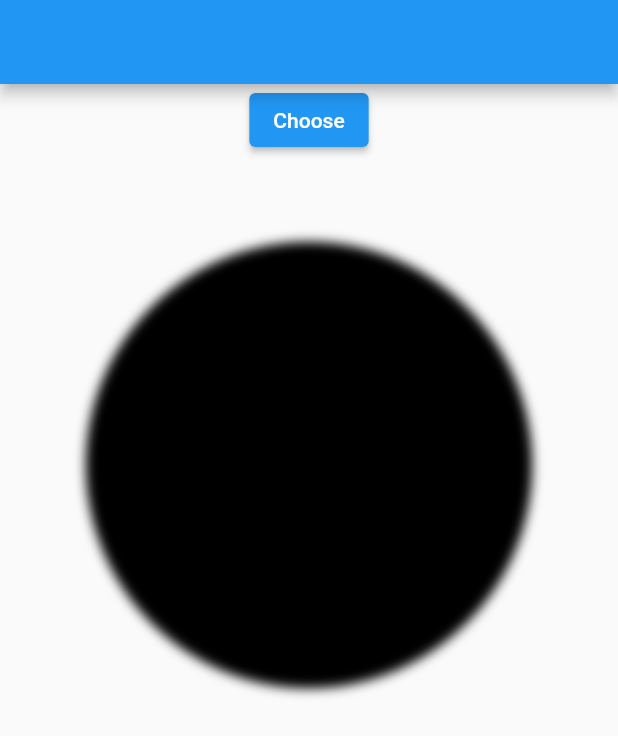
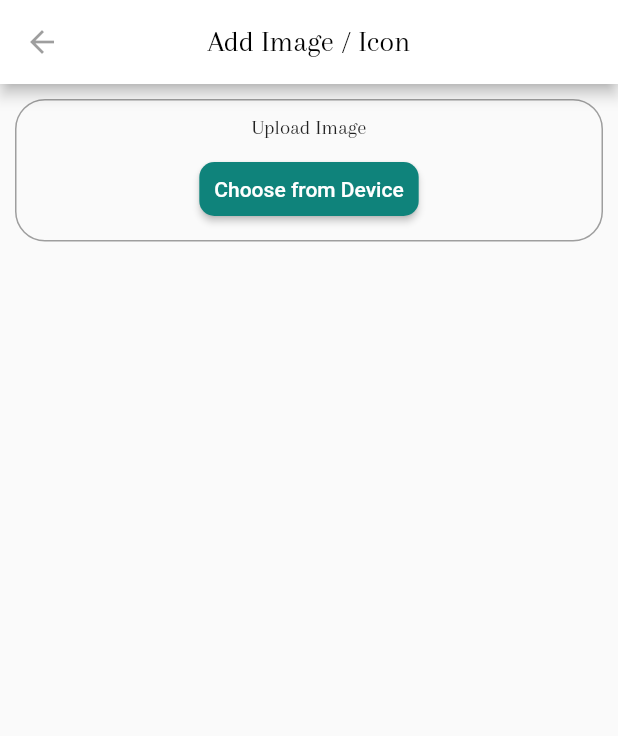
Before and after one commit to shreyxnsh/celebrare-task, a Flutter app: the screen it shows after launch, on a phone screen of 412 x 824 dp. Shown: the top 736 px of the screen. Run offline on Flutter 3.47's test engine with Material 2 defaults, Android fonts, the phone set to English and light mode, and no system bars; our stand-ins replace image_cropper, image_picker.

Commit message:
added font ,homepage layout updated

```diff
--- a/lib/homepage.dart
+++ b/lib/homepage.dart
@@ -24,17 +24,54 @@ class _HomepageState extends State<Homepage> {
   @override
   Widget build(BuildContext context) {
     return Scaffold(
-      appBar: AppBar(),
-      body: Column(children: [
+      appBar: AppBar(
+        leading: IconButton(
+          icon: Icon(Icons.arrow_back),
+          onPressed: null,
+        ),
+        backgroundColor: Colors.white,
+        centerTitle: true,
+        title: const Text("Add Image / Icon",
+            style: TextStyle(
+              color: Colors.black,
+              fontFamily: 'Arapey',
+            )),
+      ),
+      body: Center(
+        child: Column(crossAxisAlignment: CrossAxisAlignment.center, children: [
           Container(
-          child: ElevatedButton(
-            child: const Text("Choose"),
+            width: double.infinity,
+            padding: EdgeInsets.all(10),
+            margin: EdgeInsets.all(10),
+            decoration: BoxDecoration(
+                border: Border.all(width: 1, color: Colors.grey),
+                borderRadius: BorderRadius.circular(20)),
+            child: Center(
+              child: Column(
+                children: [
+                  Text(
+                    "Upload Image",
+                    style: TextStyle(fontFamily: 'Arapey'),
+                  ),
+                  SizedBox(
+                    height: 10,
+                  ),
+                  ElevatedButton(
+                    style: ButtonStyle(
+                        backgroundColor:
+                            MaterialStateProperty.all(Color(0xff0f837b)),
+                        padding: MaterialStateProperty.all(EdgeInsets.all(10)),
+                        shape: MaterialStateProperty.all(RoundedRectangleBorder(
+                            borderRadius: BorderRadius.circular(10)))),
+                    child: const Text("Choose from Device"),
                     onPressed: () async {
                       ImagePicker imagepicker = ImagePicker();
-              final image = await imagepicker.pickImage(source: ImageSource.gallery);
+                      final image = await imagepicker.pickImage(
+                          source: ImageSource.gallery);
 
                       File fileimage = File(image!.path);
-              final decode = await decodeImageFromList(fileimage.readAsBytesSync());
+                      final decode = await decodeImageFromList(
+                          fileimage.readAsBytesSync());
                       print("${decode.width}  ${decode.height}");
                       Navigator.of(context).push(MaterialPageRoute(
                           builder: (_) => ImageCrop(
@@ -45,20 +82,25 @@ class _HomepageState extends State<Homepage> {
                       // imagepicker.pickImage(source: source)
                     },
                   ),
+                ],
               ),
-        image != null ? Image.memory(image!) : Container(),
-        LayoutBuilder(builder: (context, size) {
-          print(size.biggest);
-          return Container(
-            padding: const EdgeInsets.all(20),
-            width: size.maxWidth,
-            height: size.maxWidth,
-            child: CustomPaint(
-              painter: Circle(),
             ),
-          );
-        })
+          ),
+          // image != null ? Image.memory(image!) : Container(),
+          // Image.asset('assets/shape.jpg')
+          // LayoutBuilder(builder: (context, size) {
+          //   print(size.biggest);
+          //   return Container(
+          //     padding: const EdgeInsets.all(20),
+          //     width: size.maxWidth,
+          //     height: size.maxWidth,
+          //     child: CustomPaint(
+          //       painter: Circle(),
+          //     ),
+          //   );
+          // })
         ]),
+      ),
     );
   }
 }
```
Also changed, not shown: pubspec.yaml (+6 -6 lines), assets/fonts/Arapey-Regular.ttf (added), assets/shape.jpg (renamed from lib/shapes/shape.jpg). Lines whose indentation alone changed are shown as unchanged.
